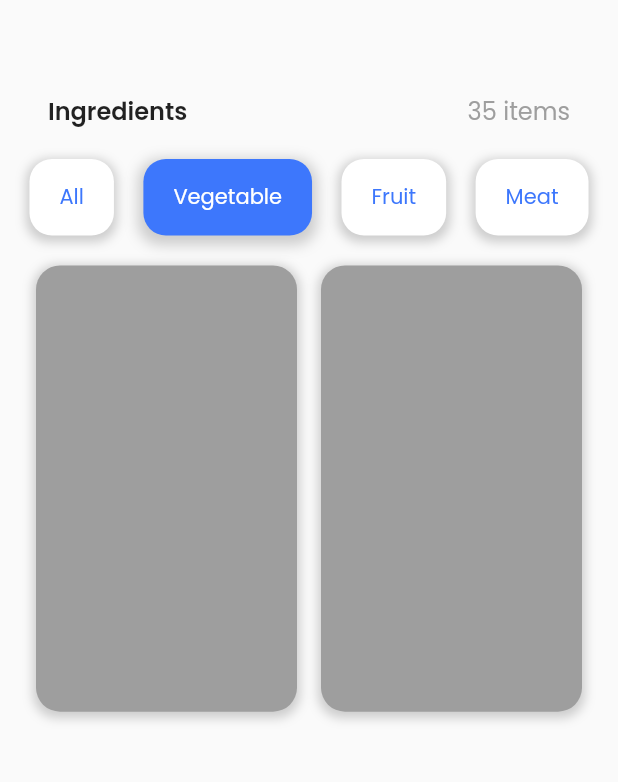
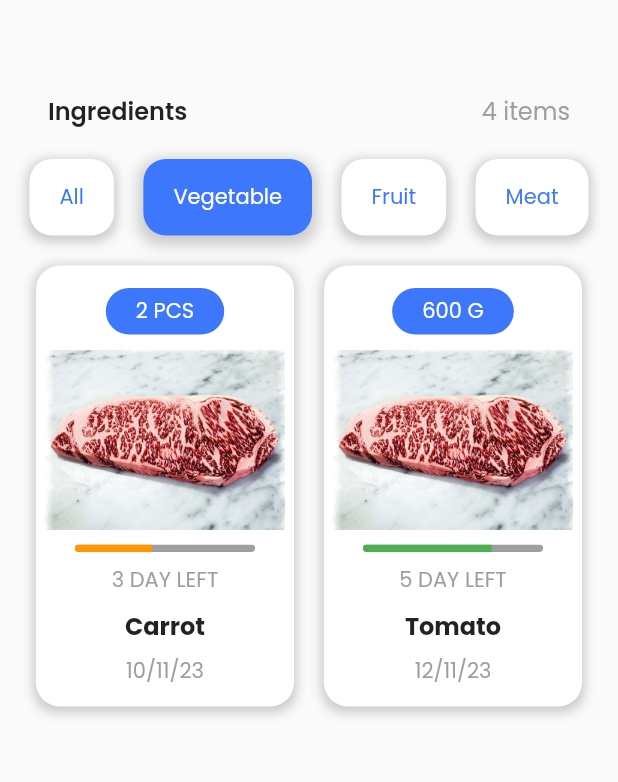
Before and after one commit to Keetawin/Fridgering, a Flutter app: the FridgePage screen opened directly, after a tap on "Vegetable", on a phone screen of 412 x 824 dp, the part 147-929 px from its top. Run offline on Flutter 3.47's test engine with Material 2 defaults, Android fonts, the phone set to English and light mode, and no system bars; our stand-ins replace firebase_auth, firebase_core, font_awesome_flutter, google_sign_in, percent_indicator; accounts and stored records are empty.

Commit message:
success mockup fridge

```diff
--- a/lib/fridge/fridge.dart
+++ b/lib/fridge/fridge.dart
@@ -1,4 +1,6 @@
 import 'package:flutter/material.dart';
+import 'package:intl/intl.dart';
+import 'ingredient.dart';
 
 class FridgePage extends StatefulWidget {
   const FridgePage({Key? key}) : super(key: key);
@@ -10,10 +12,34 @@ class _FridgePageState extends State<FridgePage> {
   String selectedFilter = 'all';
 
   List<Map<String, String>> allIngredients = [
-    {'name': 'Carrot', 'category': 'vegetable'},
-    {'name': 'Apple', 'category': 'fruit'},
-    {'name': 'Chicken', 'category': 'meat'},
-    {'name': 'Tomato', 'category': 'vegetable'},
+  {
+    'quantity': '2 PCS',
+    'image': 'assets/images/pic1.jpg',
+    'name': 'Carrot',
+    'category': 'vegetable',
+    'datebuy': '10/11/23'
+  },
+  {
+    'quantity': '4 PCS',
+    'image': 'assets/images/pic2.jpg',
+    'name': 'Apple',
+    'category': 'fruit',
+    'datebuy': '11/11/23'
+  },
+  {
+    'quantity': '600 G',
+    'image': 'assets/images/pic3.jpg',
+    'name': 'Chicken',
+    'category': 'meat',
+    'datebuy': '9/11/23'
+  },
+  {
+    'quantity': '600 G',
+    'image': 'assets/images/pic1.jpg',
+    'name': 'Tomato',
+    'category': 'vegetable',
+    'datebuy': '12/11/23'
+  },
   // Add more ingredients as needed
 ];
 
@@ -22,12 +48,17 @@ class _FridgePageState extends State<FridgePage> {
   if (selectedFilter == 'all') {
     return allIngredients;
   } else {
-      return allIngredients.where((ingredient) => ingredient['category'] == selectedFilter).toList();
+    List<Map<String, String>> filteredList =
+        allIngredients.where((ingredient) => ingredient['category'] == selectedFilter).toList();
+    return filteredList;
   }
 }
 
+
   @override
   Widget build(BuildContext context) {
+    print('Selected Filter: $selectedFilter');
+  print('Filtered Ingredients: ${getFilteredIngredients()}');
     return Scaffold(
       body: Column(
           children: [
@@ -69,7 +100,7 @@ class _FridgePageState extends State<FridgePage> {
                       ),
                     ),
                     Text(
-                      '35 items',
+                      '${allIngredients.length} items',
                       style: TextStyle(
                         fontSize: 16.0,
                         color: Colors.grey
@@ -95,13 +126,15 @@ class _FridgePageState extends State<FridgePage> {
               child: GridView.builder(
                 gridDelegate: SliverGridDelegateWithFixedCrossAxisCount(
                   crossAxisCount: 2,
-                  crossAxisSpacing: 16.0,
-                  mainAxisSpacing: 16.0,
+                  crossAxisSpacing: 20.0,
+                  mainAxisSpacing: 20.0,
                   childAspectRatio: 148 / 253,
                 ),
+
                 itemCount: getFilteredIngredients().length,
                 itemBuilder: (context, index) {
-                  return buildIngredientCard(getFilteredIngredients()[index]['name']!);
+                  return buildIngredientCard(getFilteredIngredients()[index]);
+
                 },
               ),
             ),
@@ -158,12 +191,31 @@ class _FridgePageState extends State<FridgePage> {
       ),
     );
   }
-    Widget buildIngredientCard(String ingredientName) {
-  return AspectRatio(
-    aspectRatio: 148 / 253, // Set the desired aspect ratio
+  Widget buildIngredientCard(Map<String, String> ingredient) {
+    DateTime dateBuy = DateFormat('dd/MM/yy').parse(ingredient['datebuy'] ?? '', true);
+
+    DateTime expirationDate = dateBuy.add(Duration(days: 7));
+
+    DateTime currentDate = DateTime.now();
+    int daysLeft = expirationDate.difference(currentDate).inDays;
+
+    return GestureDetector(
+    onTap: () {
+      // Navigate to the IngredientPage when the box is tapped
+      Navigator.push(
+        context,
+        MaterialPageRoute(
+          builder: (context) => IngredientPage(ingredient: ingredient),
+        ),
+      );
+    },
+
+    child: Container(
+      height: 253,
+      width: 148,
       child: Container(
         decoration: BoxDecoration(
-        color: Colors.grey,
+          color: Colors.white,
           borderRadius: BorderRadius.circular(16.0),
           boxShadow: [
                       BoxShadow(
@@ -175,12 +227,122 @@ class _FridgePageState extends State<FridgePage> {
                     ],
         ),
         child: Column(
-        crossAxisAlignment: CrossAxisAlignment.start,
+          crossAxisAlignment: CrossAxisAlignment.center,
           children: [
-          // ... (rest of the content remains the same)
+            SizedBox(height: 15.0),
+            QuantityBox(quantity: ingredient['quantity'] ?? 'Unknown'),
+
+            SizedBox(height: 10.0),
+            Image.asset(
+              ingredient['image'] ?? 'assets/images/default_image.jpg',
+              height: 120,
+              fit: BoxFit.cover,
+            ),
+
+            SizedBox(height: 10.0),
+            ExpirationLifeBar(daysLeft: daysLeft, height: 5.0, width: 120.0),
+
+            SizedBox(height: 8.0),
+
+            Text(
+              '${daysLeft >= 0 ? daysLeft : 'Expired'} DAY LEFT',
+              style: TextStyle(
+                fontSize: 14.0,
+                fontWeight: FontWeight.normal,
+                color: Colors.grey,
+              ),
+            ),
+
+            SizedBox(height: 8.0),
+            Text(
+              ingredient['name'] ?? 'Unknown',
+              style: TextStyle(
+                fontSize: 16.0,
+                fontWeight: FontWeight.bold,
+              ),
+            ),
+
+            SizedBox(height: 8.0),
+
+            Text(
+              ingredient['datebuy'] !,
+              style: TextStyle(
+                fontSize: 14.0,
+                fontWeight: FontWeight.normal,
+                color: Colors.grey,
+              ),
+            ),
           ],
+        ),
       ),
     ),
     );
   }
 }
+
+class ExpirationLifeBar extends StatelessWidget {
+  final int daysLeft;
+  final double height;
+  final double width;
+
+  ExpirationLifeBar({required this.daysLeft, this.height = 8.0, this.width = 100.0});
+
+  @override
+  Widget build(BuildContext context) {
+    double lifePercentage = daysLeft >= 0 ? (daysLeft / 7) : 0.0;
+    Color lifeBarColor = _getLifeBarColor();
+
+    return Container(
+      width: width,
+      height: height,
+      child: ClipRRect(
+        borderRadius: BorderRadius.circular(height / 2), // Make it circular
+        child: LinearProgressIndicator(
+          value: lifePercentage,
+          backgroundColor: Colors.grey,
+          valueColor: AlwaysStoppedAnimation<Color>(lifeBarColor),
+          minHeight: height,
+        ),
+      ),
+    );
+  }
+
+  Color _getLifeBarColor() {
+    if (daysLeft >= 5 && daysLeft <= 7) {
+      return Colors.green;
+    } else if (daysLeft >= 3 && daysLeft <= 4) {
+      return Colors.orange;
+    } else if (daysLeft >= 1 && daysLeft <= 2) {
+      return Colors.red;
+    } else {
+      return Colors.grey; // You can set this to any color for an empty state
+    }
+  }
+}
+
+class QuantityBox extends StatelessWidget {
+  final String quantity;
+
+  const QuantityBox({Key? key, required this.quantity}) : super(key: key);
+
+  @override
+  Widget build(BuildContext context) {
+    ThemeData theme = Theme.of(context);
+
+    return Container(
+      padding: const EdgeInsets.symmetric(vertical: 5, horizontal: 20),
+      decoration: BoxDecoration(
+        color: theme.primaryColor, // Adjust color as needed
+        borderRadius: BorderRadius.circular(30.0),
+      ),
+      child: Text(
+        '$quantity',
+        style: TextStyle(
+          fontSize: 14.0,
+          fontWeight: FontWeight.normal,
+          color: Colors.white
+        ),
+      ),
+    );
+  }
+}
```
Also changed, not shown: lib/fridge/ingredient.dart (added, +392 -0 lines). Lines whose indentation alone changed are shown as unchanged.
